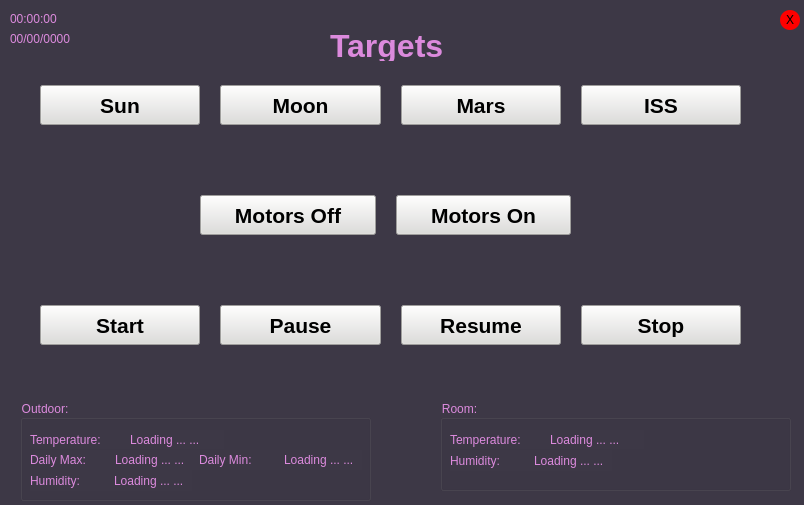
First picture: the form in qt_gui/Pointee/pointee.ui, repository LHypersonicMonkeyJ/piPointingTurret, before the edit.
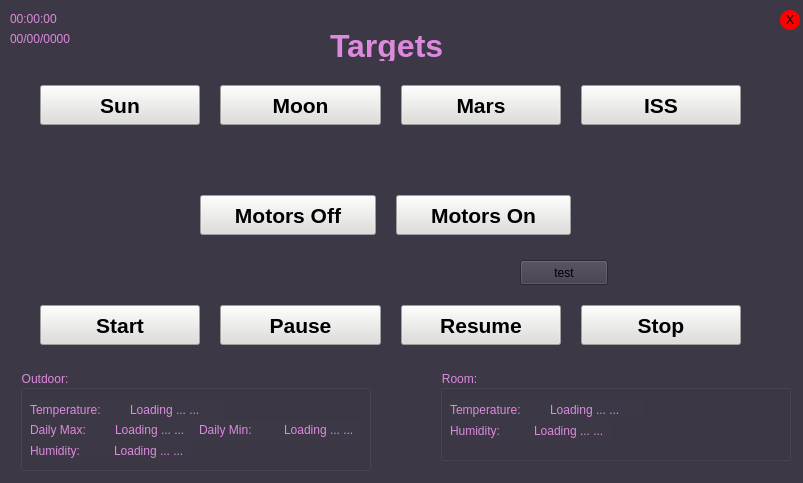
Second picture: the form after the edit.

Patch:
```diff
--- a/qt_gui/Pointee/pointee.ui
+++ b/qt_gui/Pointee/pointee.ui
@@ -6,8 +6,8 @@
    <rect>
     <x>0</x>
     <y>0</y>
-    <width>804</width>
-    <height>505</height>
+    <width>803</width>
+    <height>483</height>
    </rect>
   </property>
   <property name="windowTitle">
@@ -20,7 +20,7 @@
    <property name="geometry">
     <rect>
      <x>440</x>
-     <y>400</y>
+     <y>370</y>
      <width>351</width>
      <height>91</height>
     </rect>
@@ -457,7 +457,7 @@
    <property name="geometry">
     <rect>
      <x>20</x>
-     <y>400</y>
+     <y>370</y>
      <width>351</width>
      <height>101</height>
     </rect>
@@ -596,6 +596,19 @@
     <string>X</string>
    </property>
   </widget>
+  <widget class="QPushButton" name="pushButton">
+   <property name="geometry">
+    <rect>
+     <x>520</x>
+     <y>260</y>
+     <width>88</width>
+     <height>25</height>
+    </rect>
+   </property>
+   <property name="text">
+    <string>test</string>
+   </property>
+  </widget>
  </widget>
  <resources/>
  <connections/>
```
